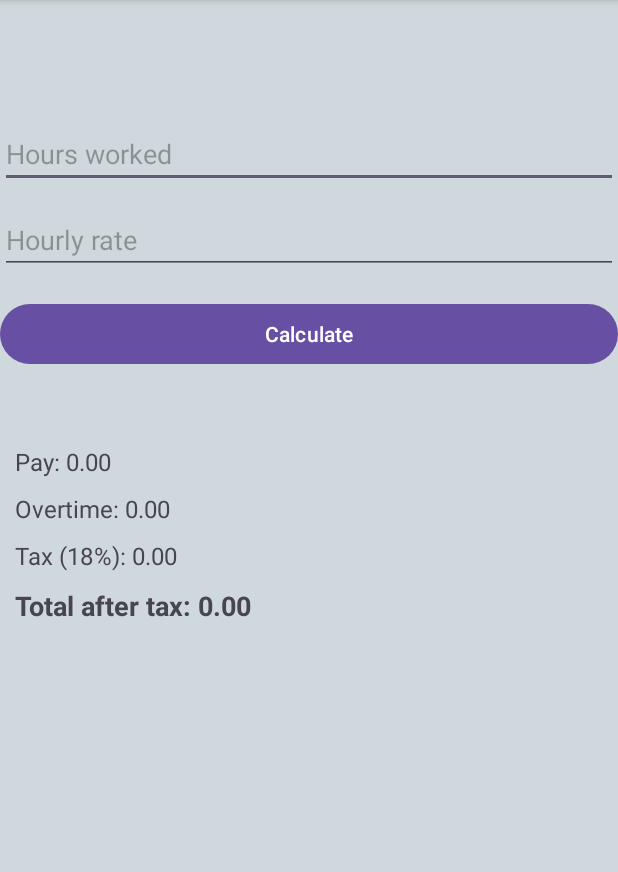
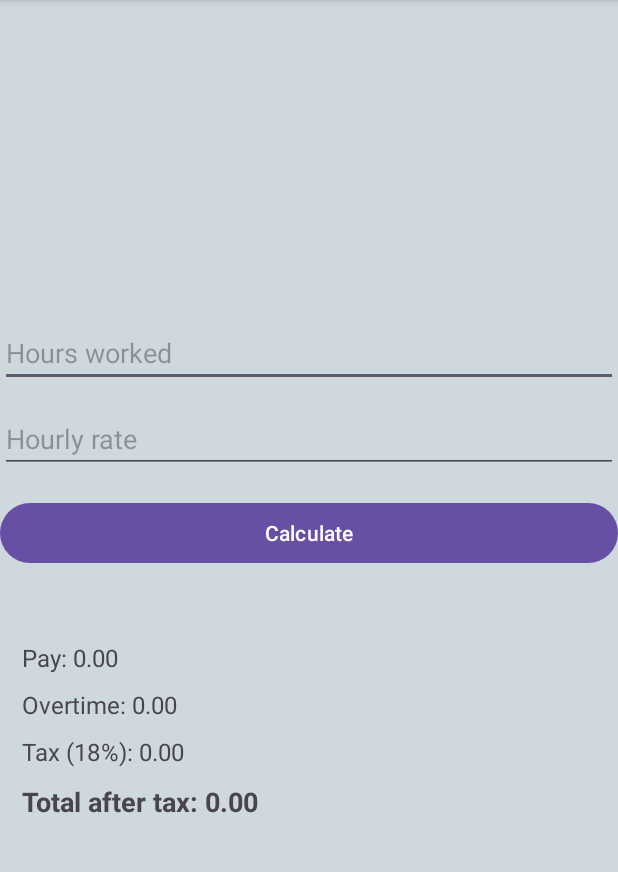
Before and after one commit to Ibrahimdur1989/A1_Ebrahim_AlSerri, an Android app: the screen it shows after launch (MainActivity), on a phone screen of 412 x 824 dp, the part 96-968 px from its top. Run offline under Robolectric (Android 15) with nearby library versions, the phone set to English and light mode, and no system bars.

```diff
--- a/app/src/main/res/layout/activity_detail.xml
+++ b/app/src/main/res/layout/activity_detail.xml
@@ -6,6 +6,7 @@
     android:layout_width="match_parent"
     android:layout_height="match_parent"
     android:orientation="vertical"
+    android:background="@color/soft_slate"
     tools:context=".DetailActivity">
 
     <ListView
--- a/app/src/main/res/layout/activity_main.xml
+++ b/app/src/main/res/layout/activity_main.xml
@@ -6,6 +6,7 @@
     android:layout_width="match_parent"
     android:layout_height="match_parent"
     android:background="@color/cool_gray"
+    android:gravity="center"
     tools:context=".MainActivity">
 
 
@@ -16,8 +17,7 @@
         android:layout_height="wrap_content"
         android:hint="@string/hours"
         android:inputType="number"
-        android:importantForAutofill="no"
-        android:layout_marginTop="80dp"/>
+        android:importantForAutofill="no"/>
 
     <EditText
         android:id="@+id/rate"
@@ -41,7 +41,7 @@
         android:layout_height="wrap_content"
         android:text="@string/pay"
         android:textSize="16sp"
-        android:layout_marginTop="50dp"
+        android:layout_marginTop="48dp"
         android:layout_marginStart="10dp"/>
 
 
--- a/app/src/main/res/values/colors.xml
+++ b/app/src/main/res/values/colors.xml
@@ -3,4 +3,5 @@
     <color name="black">#FF000000</color>
     <color name="white">#FFFFFFFF</color>
     <color name="cool_gray">#CFD8DC</color>
+    <color name="soft_slate">#ECEFF1</color>
 </resources>
```
